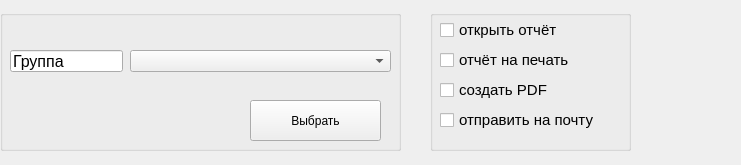
HubMan17/LR-BD-new, file UI/choise_group_ui.ui: the form before one commit.
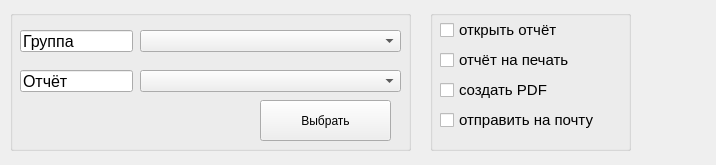
The form after the commit.

Diff of the .ui file:
```diff
--- a/UI/choise_group_ui.ui
+++ b/UI/choise_group_ui.ui
@@ -6,7 +6,7 @@
    <rect>
     <x>0</x>
     <y>0</y>
-    <width>741</width>
+    <width>716</width>
     <height>165</height>
    </rect>
   </property>
@@ -16,7 +16,7 @@
   <widget class="QGroupBox" name="groupBox">
    <property name="geometry">
     <rect>
-     <x>0</x>
+     <x>10</x>
      <y>10</y>
      <width>401</width>
      <height>141</height>
@@ -29,7 +29,7 @@
     <property name="geometry">
      <rect>
       <x>130</x>
-      <y>40</y>
+      <y>20</y>
       <width>261</width>
       <height>22</height>
      </rect>
@@ -52,7 +52,7 @@
     <property name="geometry">
      <rect>
       <x>10</x>
-      <y>40</y>
+      <y>20</y>
       <width>113</width>
       <height>22</height>
      </rect>
@@ -69,6 +69,37 @@
      <bool>true</bool>
     </property>
    </widget>
+   <widget class="QComboBox" name="comboBox_2">
+    <property name="geometry">
+     <rect>
+      <x>130</x>
+      <y>60</y>
+      <width>261</width>
+      <height>22</height>
+     </rect>
+    </property>
+   </widget>
+   <widget class="QLineEdit" name="lineEdit_2">
+    <property name="geometry">
+     <rect>
+      <x>10</x>
+      <y>60</y>
+      <width>113</width>
+      <height>22</height>
+     </rect>
+    </property>
+    <property name="font">
+     <font>
+      <pointsize>12</pointsize>
+     </font>
+    </property>
+    <property name="text">
+     <string>Отчёт</string>
+    </property>
+    <property name="readOnly">
+     <bool>true</bool>
+    </property>
+   </widget>
   </widget>
   <widget class="QGroupBox" name="groupBox_2">
    <property name="geometry">
```
